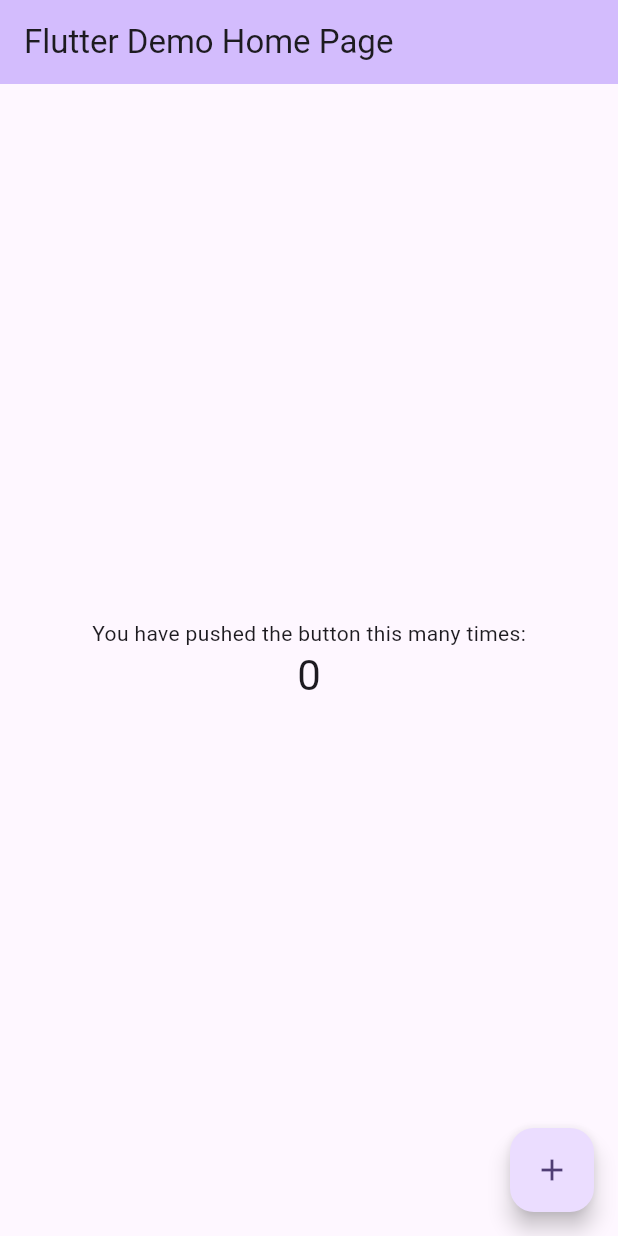
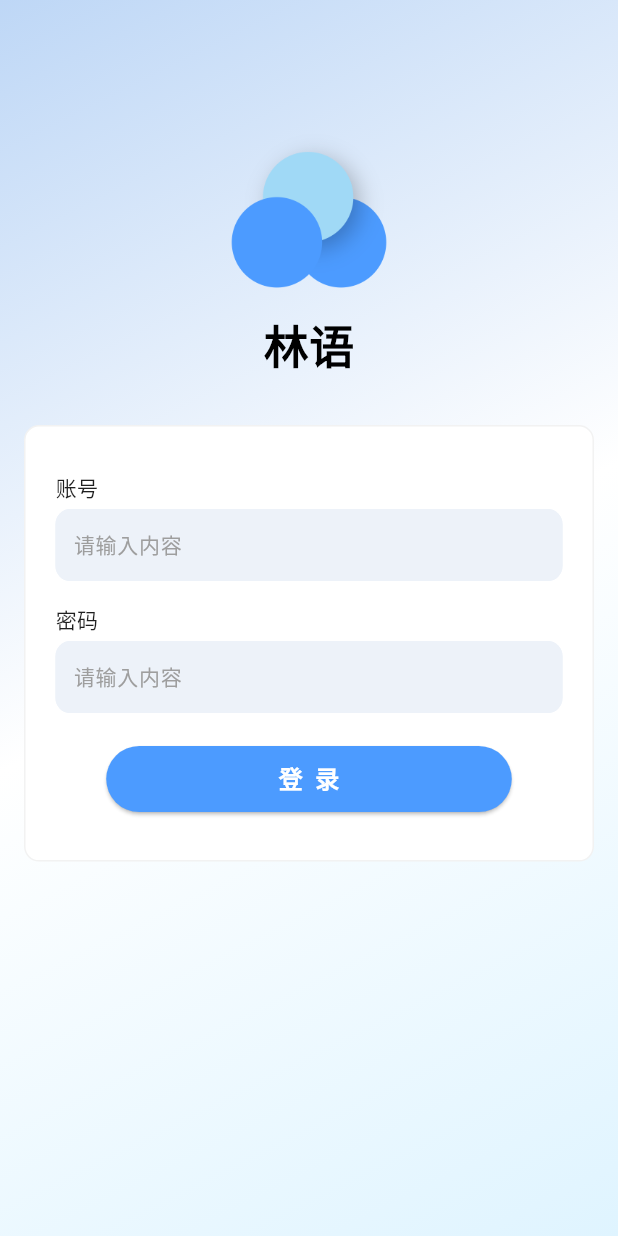
Before and after one commit to DWHengr/linyu_mobile, a Flutter app: the screen it shows after launch, on a phone screen of 412 x 824 dp. Run offline on Flutter 3.47's test engine with Material 3 defaults, Android fonts, the phone set to English and light mode, and no system bars.

Commit message:
login page

```diff
--- /dev/null
+++ b/lib/components/custom_text_field/index.dart
@@ -0,0 +1,56 @@
+// custom_text_field.dart
+import 'package:flutter/material.dart';
+
+class CustomTextField extends StatelessWidget {
+  final String labelText;
+  final TextEditingController controller;
+  final bool obscureText;
+  final String hintText;
+
+  const CustomTextField({
+    super.key,
+    required this.labelText,
+    required this.controller,
+    this.hintText = '请输入内容',
+    this.obscureText = false,
+  });
+
+  @override
+  Widget build(BuildContext context) {
+    return Column(
+      crossAxisAlignment: CrossAxisAlignment.start, // 标签左对齐
+      children: [
+        Text(
+          labelText,
+          style:
+              const TextStyle(color: Color(0xFF1F1F1F), fontSize: 14.0), // 标签样式
+        ),
+        const SizedBox(height: 5.0), // 标签和输入框之间的间距
+        Container(
+          decoration: BoxDecoration(
+            color: const Color(0xFFEDF2F9), // 设置背景颜色为 #EDF2F9
+            borderRadius: BorderRadius.circular(10.0),
+          ),
+          child: TextField(
+            controller: controller,
+            obscureText: obscureText,
+            decoration: InputDecoration(
+              hintText: hintText,
+              hintStyle: const TextStyle(color: Colors.grey, fontSize: 14.0),
+              filled: true,
+              // 填充背景
+              fillColor: const Color(0xFFEDF2F9),
+              // 填充背景颜色
+              border: OutlineInputBorder(
+                borderRadius: BorderRadius.circular(10.0),
+                borderSide: BorderSide.none, // 去除边框
+              ),
+              contentPadding:
+                  const EdgeInsets.symmetric(vertical: 0.0, horizontal: 8.0),
+            ),
+          ),
+        ),
+      ],
+    );
+  }
+}
--- a/lib/main.dart
+++ b/lib/main.dart
@@ -1,4 +1,5 @@
 import 'package:flutter/material.dart';
+import 'package:linyu_mobile/pages/login/index.dart';
 
 void main() {
   runApp(const MyApp());
@@ -7,46 +8,27 @@ void main() {
 class MyApp extends StatelessWidget {
   const MyApp({super.key});
 
-  // This widget is the root of your application.
   @override
   Widget build(BuildContext context) {
     return MaterialApp(
-      title: 'Flutter Demo',
+      title: '林语',
       theme: ThemeData(
-        // This is the theme of your application.
-        //
-        // TRY THIS: Try running your application with "flutter run". You'll see
-        // the application has a purple toolbar. Then, without quitting the app,
-        // try changing the seedColor in the colorScheme below to Colors.green
-        // and then invoke "hot reload" (save your changes or press the "hot
-        // reload" button in a Flutter-supported IDE, or press "r" if you used
-        // the command line to start the app).
-        //
-        // Notice that the counter didn't reset back to zero; the application
-        // state is not lost during the reload. To reset the state, use hot
-        // restart instead.
-        //
-        // This works for code too, not just values: Most code changes can be
-        // tested with just a hot reload.
-        colorScheme: ColorScheme.fromSeed(seedColor: Colors.deepPurple),
+        colorScheme: ColorScheme.fromSeed(
+          seedColor: Colors.blue,
+          surface: const Color(0xFFFFFFFF),
+          onSurface: Colors.black,
+          primary: Colors.blue,
+          onPrimary: Colors.white,
+        ),
         useMaterial3: true,
       ),
-      home: const MyHomePage(title: 'Flutter Demo Home Page'),
+      home: LoginPage(),
     );
   }
 }
 
 class MyHomePage extends StatefulWidget {
   const MyHomePage({super.key, required this.title});
-
-  // This widget is the home page of your application. It is stateful, meaning
-  // that it has a State object (defined below) that contains fields that affect
-  // how it looks.
-
-  // This class is the configuration for the state. It holds the values (in this
-  // case the title) provided by the parent (in this case the App widget) and
-  // used by the build method of the State. Fields in a Widget subclass are
-  // always marked "final".
 
   final String title;
 
@@ -59,50 +41,19 @@ class _MyHomePageState extends State<MyHomePage> {
 
   void _incrementCounter() {
     setState(() {
-      // This call to setState tells the Flutter framework that something has
-      // changed in this State, which causes it to rerun the build method below
-      // so that the display can reflect the updated values. If we changed
-      // _counter without calling setState(), then the build method would not be
-      // called again, and so nothing would appear to happen.
       _counter++;
     });
   }
 
   @override
   Widget build(BuildContext context) {
-    // This method is rerun every time setState is called, for instance as done
-    // by the _incrementCounter method above.
-    //
-    // The Flutter framework has been optimized to make rerunning build methods
-    // fast, so that you can just rebuild anything that needs updating rather
-    // than having to individually change instances of widgets.
     return Scaffold(
       appBar: AppBar(
-        // TRY THIS: Try changing the color here to a specific color (to
-        // Colors.amber, perhaps?) and trigger a hot reload to see the AppBar
-        // change color while the other colors stay the same.
         backgroundColor: Theme.of(context).colorScheme.inversePrimary,
-        // Here we take the value from the MyHomePage object that was created by
-        // the App.build method, and use it to set our appbar title.
         title: Text(widget.title),
       ),
       body: Center(
-        // Center is a layout widget. It takes a single child and positions it
-        // in the middle of the parent.
         child: Column(
-          // Column is also a layout widget. It takes a list of children and
-          // arranges them vertically. By default, it sizes itself to fit its
-          // children horizontally, and tries to be as tall as its parent.
-          //
-          // Column has various properties to control how it sizes itself and
-          // how it positions its children. Here we use mainAxisAlignment to
-          // center the children vertically; the main axis here is the vertical
-          // axis because Columns are vertical (the cross axis would be
-          // horizontal).
-          //
-          // TRY THIS: Invoke "debug painting" (choose the "Toggle Debug Paint"
-          // action in the IDE, or press "p" in the console), to see the
-          // wireframe for each widget.
           mainAxisAlignment: MainAxisAlignment.center,
           children: <Widget>[
             const Text(
--- /dev/null
+++ b/lib/pages/login/index.dart
@@ -0,0 +1,137 @@
+import 'package:flutter/material.dart';
+
+import '../../components/custom_text_field/index.dart';
+
+class LoginPage extends StatefulWidget {
+  @override
+  _LoginPageState createState() => _LoginPageState();
+}
+
+class _LoginPageState extends State<LoginPage> {
+  final _usernameController = TextEditingController();
+  final _passwordController = TextEditingController();
+
+  void _login() {
+    String username = _usernameController.text;
+    String password = _passwordController.text;
+
+    if (username == "admin" && password == "123456") {
+      showDialog(
+        context: context,
+        builder: (context) => AlertDialog(
+          title: Text("登录成功"),
+          content: Text("欢迎，$username!"),
+          actions: [
+            TextButton(
+              onPressed: () => Navigator.pop(context),
+              child: Text("确定"),
+            ),
+          ],
+        ),
+      );
+    } else {
+      showDialog(
+        context: context,
+        builder: (context) => AlertDialog(
+          title: Text("登录失败"),
+          content: Text("用户名或密码错误，请重试"),
+          actions: [
+            TextButton(
+              onPressed: () => Navigator.pop(context),
+              child: Text("确定"),
+            ),
+          ],
+        ),
+      );
+    }
+  }
+
+  @override
+  Widget build(BuildContext context) {
+    final screenWidth = MediaQuery.of(context).size.width;
+    return Scaffold(
+      resizeToAvoidBottomInset: false,
+      body: Container(
+        decoration: const BoxDecoration(
+          gradient: LinearGradient(
+            colors: [Color(0xFFBED7F6), Color(0xFFFFFFFF), Color(0xFFDFF4FF)],
+            begin: Alignment.topLeft,
+            end: Alignment.bottomRight,
+          ),
+        ),
+        child: Padding(
+          padding:
+              EdgeInsets.only(bottom: MediaQuery.of(context).size.height * 0.2),
+          child: Padding(
+            padding: const EdgeInsets.all(16.0),
+            child: Column(
+              mainAxisAlignment: MainAxisAlignment.center,
+              children: <Widget>[
+                // 应用 Logo 和名称
+                Image.asset(
+                  'assets/images/logo.png', // 确保在pubspec.yaml中添加了logo图片路径
+                  height: screenWidth * 0.3,
+                  width: screenWidth * 0.3,
+                ),
+                const Text(
+                  "林语",
+                  style: TextStyle(
+                    fontSize: 30,
+                    fontWeight: FontWeight.w900,
+                  ),
+                ),
+                const SizedBox(height: 32.0),
+                Container(
+                  padding: const EdgeInsets.symmetric(
+                      vertical: 30.0, horizontal: 20.0),
+                  decoration: BoxDecoration(
+                    color: Colors.white,
+                    borderRadius: BorderRadius.circular(10.0),
+                    border: Border.all(
+                      color: const Color(0xFFF2F2F2), // 边框颜色
+                      width: 1.0, // 边框宽度
+                    ),
+                  ),
+                  child: Column(
+                    children: <Widget>[
+                      CustomTextField(
+                        labelText: "账号",
+                        controller: _usernameController,
+                      ),
+                      const SizedBox(height: 15.0),
+                      CustomTextField(
+                        labelText: "密码",
+                        controller: _passwordController,
+                        obscureText: true, // 密码输入框
+                      ),
+                      const SizedBox(height: 20.0),
+                      FractionallySizedBox(
+                        widthFactor: 0.8,
+                        child: ElevatedButton(
+                          onPressed: _login,
+                          style: ElevatedButton.styleFrom(
+                            padding: const EdgeInsets.symmetric(
+                                horizontal: 10, vertical: 10),
+                            backgroundColor: const Color(0xFF4C9BFF),
+                            foregroundColor: Colors.white,
+                          ),
+                          child: const Text(
+                            "登  录",
+                            style: TextStyle(
+                              fontSize: 16,
+                              fontWeight: FontWeight.bold,
+                            ),
+                          ),
+                        ),
+                      )
+                    ],
+                  ),
+                ),
+              ],
+            ),
+          ),
+        ),
+      ),
+    );
+  }
+}
```
